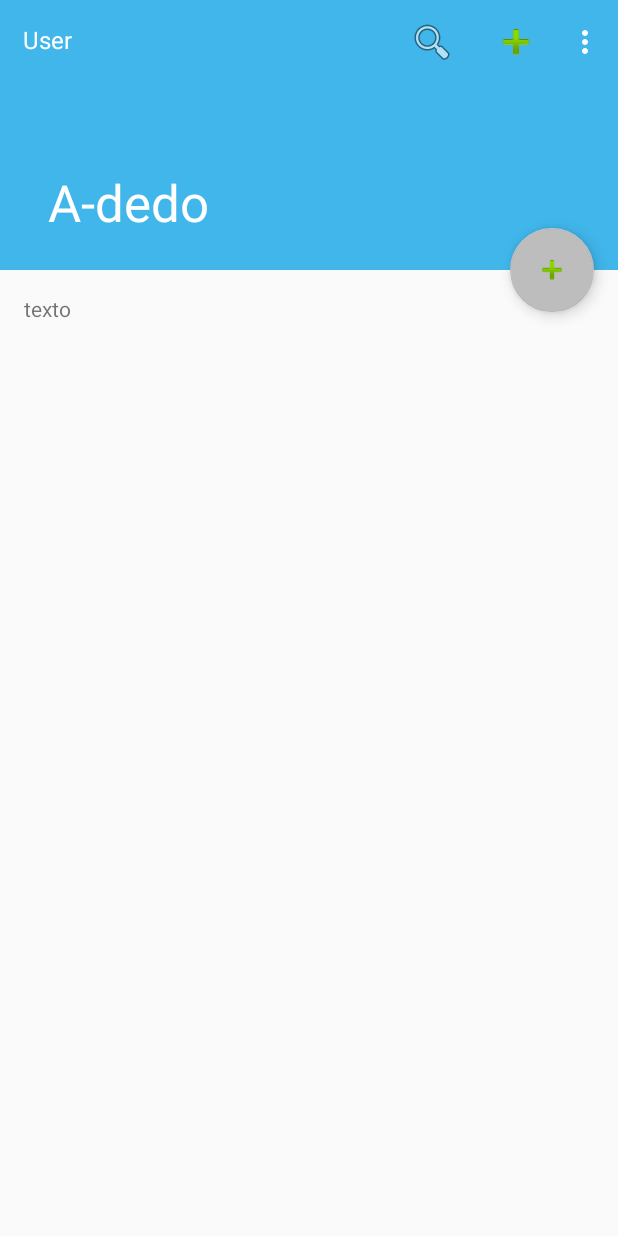
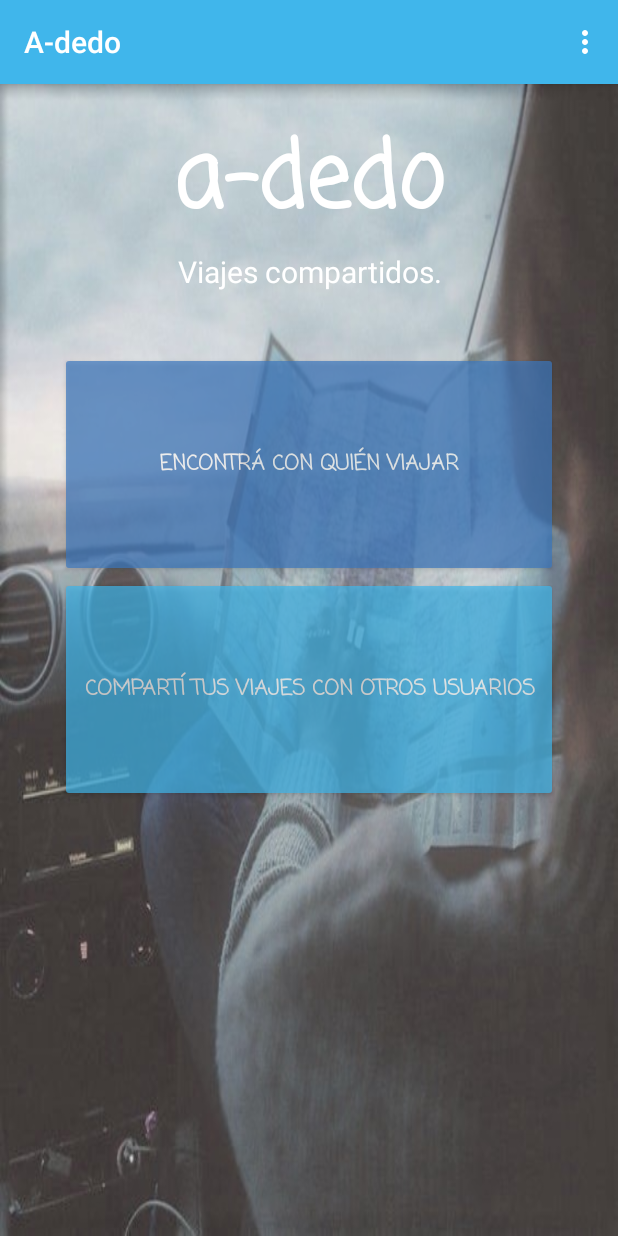
Before and after one commit to fmarrocchi/A-dedo, an Android app: the screen it shows after launch once a user with an empty profile is signed in (MainActivity), on a phone screen of 412 x 824 dp. Run offline under Robolectric (Android 15) with nearby library versions, the phone set to English and light mode, and no system bars; our stand-ins replace Firebase (no records; nobody signed in at launch, a user with empty details on screens opened directly).

Commit message:
Cambios en la gui

```diff
--- a/app/src/main/java/com/proyectos/florm/a_dedo/MainActivity.java
+++ b/app/src/main/java/com/proyectos/florm/a_dedo/MainActivity.java
@@ -5,7 +5,6 @@ import android.content.DialogInterface;
 import android.content.Intent;
 import android.os.Bundle;
 import android.support.design.widget.FloatingActionButton;
-import android.support.design.widget.Snackbar;
 import android.support.design.widget.TabItem;
 import android.support.v7.widget.Toolbar;
 import android.text.TextUtils;
@@ -14,8 +13,10 @@ import android.view.LayoutInflater;
 import android.view.Menu;
 import android.view.MenuItem;
 import android.view.View;
+import android.widget.Button;
 import android.widget.EditText;
 import android.widget.TextView;
+
 import com.google.android.gms.auth.api.signin.GoogleSignInClient;
 import com.google.android.gms.common.SignInButton;
 import com.google.firebase.auth.FirebaseAuth;
@@ -41,7 +42,7 @@ public class MainActivity extends BaseActivity {
 
     final FirebaseDatabase database = FirebaseDatabase.getInstance();
     final DatabaseReference referenceUsuarios = database.getReference("usuarios");
-
+    Button crear, buscar;
     String key;
 
     protected void onCreate(Bundle savedInstanceState) {
@@ -50,15 +51,19 @@ public class MainActivity extends BaseActivity {
         Toolbar toolbar = (Toolbar) findViewById(R.id.toolbar);
         setSupportActionBar(toolbar);
 
-        FloatingActionButton fab = (FloatingActionButton) findViewById(R.id.fab);
-        fab.setOnClickListener(new View.OnClickListener() {
-            public void onClick(View view) {
-                crearViaje();
-            }
-        });
-        fab.setBackgroundColor(getResources().getColor(R.color.colorPrimaryDark));
+        crear = findViewById(R.id.boton_crea);
+        crear.setAlpha(0.70f); //Dar transparencia
+        buscar = findViewById(R.id.boton_busca);
+        buscar.setAlpha(0.70f);
 
+    }
 
+    public void crear(View v){
+        crearViaje();
+    }
+
+    public void buscar(View v){
+        buscarViaje();
     }
 
     //Metodo para verificar si el usuario esta logueado antes de comenzar la actividad
@@ -121,7 +126,7 @@ public class MainActivity extends BaseActivity {
         startActivity(intent);
     }
 
-    public void buscarViaje(){
+     public void buscarViaje(){
         Intent intent = new Intent(this, SearchActivity.class);
         startActivity(intent);
     }
@@ -179,8 +184,6 @@ public class MainActivity extends BaseActivity {
         });
     }
 
-
-
     private AlertDialog.Builder telefonoDialog(final User user){
         AlertDialog.Builder builder = new AlertDialog.Builder(this);
         LayoutInflater inflater = this.getLayoutInflater();
--- a/app/src/main/res/layout/activity_main.xml
+++ b/app/src/main/res/layout/activity_main.xml
@@ -4,57 +4,23 @@
     xmlns:tools="http://schemas.android.com/tools"
     android:layout_width="match_parent"
     android:layout_height="match_parent"
-    android:fitsSystemWindows="true"
     tools:context=".MainActivity">
 
     <android.support.design.widget.AppBarLayout
-        android:id="@+id/app_bar"
         android:layout_width="match_parent"
-        android:layout_height="@dimen/app_bar_height"
-        android:fitsSystemWindows="true"
+        android:layout_height="wrap_content"
         android:theme="@style/AppTheme.AppBarOverlay">
 
-        <android.support.design.widget.CollapsingToolbarLayout
-            android:id="@+id/toolbar_layout"
+        <android.support.v7.widget.Toolbar
+            android:id="@+id/toolbar"
             android:layout_width="match_parent"
-            android:layout_height="match_parent"
-            android:fitsSystemWindows="true"
-            app:contentScrim="?attr/colorPrimary"
-            app:layout_scrollFlags="scroll|exitUntilCollapsed"
-            app:toolbarId="@+id/toolbar">
+            android:layout_height="wrap_content"
+            android:background="?attr/colorPrimary"
+            app:popupTheme="@style/AppTheme.PopupOverlay">
+                 </android.support.v7.widget.Toolbar>
 
-            <android.support.v7.widget.Toolbar
-                android:id="@+id/toolbar"
-                android:layout_width="match_parent"
-                android:layout_height="?attr/actionBarSize"
-                app:layout_collapseMode="pin"
-                app:popupTheme="@style/AppTheme.PopupOverlay">
-
-            </android.support.v7.widget.Toolbar>
-            <TextView
-                android:id="@+id/toolbar_user"
-                android:layout_width="wrap_content"
-                android:layout_height="wrap_content"
-                android:text="User"
-                android:textSize="16dp"
-                android:paddingStart="15dp"
-                android:paddingTop="15dp"
-                android:textColor="@color/white"
-                style="@style/TextAppearance.AppCompat.Widget.ActionBar.Subtitle"/>
-
-        </android.support.design.widget.CollapsingToolbarLayout>
     </android.support.design.widget.AppBarLayout>
 
     <include layout="@layout/content_main" />
 
-    <android.support.design.widget.FloatingActionButton
-        android:id="@+id/fab"
-        android:layout_width="wrap_content"
-        android:layout_height="wrap_content"
-        android:layout_margin="@dimen/fab_margin"
-        app:layout_anchor="@id/app_bar"
-        app:layout_anchorGravity="bottom|end"
-        app:srcCompat="@android:drawable/ic_input_add"
-        app:rippleColor="@color/colorPrimaryDark"/>
-
 </android.support.design.widget.CoordinatorLayout>
--- a/app/src/main/res/layout/content_main.xml
+++ b/app/src/main/res/layout/content_main.xml
@@ -1,17 +1,58 @@
 <?xml version="1.0" encoding="utf-8"?>
-<android.support.v4.widget.NestedScrollView xmlns:android="http://schemas.android.com/apk/res/android"
+<android.support.constraint.ConstraintLayout xmlns:android="http://schemas.android.com/apk/res/android"
     xmlns:app="http://schemas.android.com/apk/res-auto"
     xmlns:tools="http://schemas.android.com/tools"
     android:layout_width="match_parent"
     android:layout_height="match_parent"
     app:layout_behavior="@string/appbar_scrolling_view_behavior"
     tools:context=".MainActivity"
-    tools:showIn="@layout/activity_main">
+    tools:showIn="@layout/activity_main"
+    android:background="@drawable/imagenfondo">
 
-    <TextView
-        android:layout_width="wrap_content"
-        android:layout_height="wrap_content"
-        android:layout_margin="@dimen/text_margin"
-        android:text="texto" />
+    <LinearLayout
+        android:layout_width="match_parent"
+        android:layout_height="match_parent"
+        android:orientation="vertical"
+        android:paddingHorizontal="40dp">
+        <TextView
+            android:layout_width="match_parent"
+            android:layout_height="wrap_content"
+            android:fontFamily="casual"
+            android:text="a-dedo"
+            android:paddingTop="20dp"
+            android:gravity="center"
+            android:textColor="@color/white"
+            android:textSize="60dp"
+            android:textStyle="bold" />
+        <TextView
+            android:layout_width="match_parent"
+            android:layout_height="wrap_content"
+            android:text="Viajes compartidos."
+            android:gravity="center"
+            android:textColor="@color/white"
+            android:paddingBottom="40dp"
+            android:textSize="20dp" />
 
-</android.support.v4.widget.NestedScrollView>
+
+        <Button
+            android:id="@+id/boton_busca"
+            android:layout_width="match_parent"
+            android:layout_height="150dp"
+            android:backgroundTint="@color/colorPrimaryDark"
+            android:textColor="@color/white"
+            android:text="Encontrá con quién viajar"
+            android:fontFamily="casual"
+            android:textStyle="bold"
+            android:onClick="buscar"/>
+        <Button
+            android:id="@+id/boton_crea"
+            android:layout_width="match_parent"
+            android:layout_height="150dp"
+            android:backgroundTint="@color/colorPrimary"
+            android:textColor="@color/white"
+            android:text="Compartí tus viajes con otros usuarios"
+            android:fontFamily="casual"
+            android:textStyle="bold"
+            android:onClick="crear"/>
+    </LinearLayout>
+</android.support.constraint.ConstraintLayout>
--- a/app/src/main/res/layout/listitem_editar_viaje.xml
+++ b/app/src/main/res/layout/listitem_editar_viaje.xml
@@ -26,6 +26,7 @@
             android:layout_marginHorizontal="10dp"/>
         <TextView android:id="@+id/lblOrigen"
             android:textSize="15dp"
+            android:text=" lugar "
             android:layout_width="wrap_content"
             android:layout_height="match_parent"
             android:layout_marginRight="15dp"
@@ -170,5 +171,4 @@
             android:visibility="invisible"/>
 
     </LinearLayout>
-
 </LinearLayout>
--- a/app/src/main/res/menu/menu_main.xml
+++ b/app/src/main/res/menu/menu_main.xml
@@ -2,25 +2,22 @@
     xmlns:app="http://schemas.android.com/apk/res-auto"
     xmlns:tools="http://schemas.android.com/tools"
     tools:context="com.proyectos.florm.a_dedo.MainActivity">
+
     <item android:id="@+id/menu_buscar_viaje" android:title="Buscar Viaje"
         android:icon="@android:drawable/ic_menu_search"
-        android:iconTint="@color/gris"
-        app:showAsAction="ifRoom|withText" />
+        android:iconTint="@color/gris" />
 
     <item android:id="@+id/menu_crear_viaje" android:title="Crear Viaje"
         android:icon="@android:drawable/ic_input_add"
-        android:iconTint="@color/white"
-        app:showAsAction="ifRoom|withText" />
+        android:iconTint="@color/white" />
 
     <item android:id="@+id/menu_mis_viajes" android:title="Mis Viajes"
         android:icon="@android:drawable/ic_menu_add"
-        android:iconTint="@color/white"
-        app:showAsAction="ifRoom|withText" />
+        android:iconTint="@color/white" />
 
     <item android:id="@+id/menu_mis_suscripciones" android:title="Mis Suscripciones"
         android:icon="@android:drawable/ic_menu_add"
-        android:iconTint="@color/white"
-        app:showAsAction="ifRoom|withText" />
+        android:iconTint="@color/white" />
 
     <item android:id="@+id/menu_cerrar_sesion" android:title="Cerrar sesion"
         app:showAsAction="withText"/>
--- a/app/src/main/res/values/strings.xml
+++ b/app/src/main/res/values/strings.xml
@@ -106,4 +106,5 @@
         "when a user tries to pick up one of cards.\n\n"
     </string>
     <string name="title_activity_viajes_listar">ViajesListarActivity</string>
+    <string name="title_activity_main_aux">MainAuxActivity</string>
 </resources>
```
Also changed, not shown: app/src/main/AndroidManifest.xml (+8 -8 lines), app/src/main/java/com/proyectos/florm/a_dedo/Holders/EditViajeViewHolder.java (+44 -1 lines), app/src/main/java/com/proyectos/florm/a_dedo/ListarViajesActivity.java (+29 -31 lines), app/src/main/res/layout/activity_listar_viajes.xml (+15 -7 lines), app/src/main/res/layout/content_listar_viajes.xml (+2 -7 lines), app/src/main/res/menu/menu_viajes_listar.xml (deleted, +0 -10 lines).
